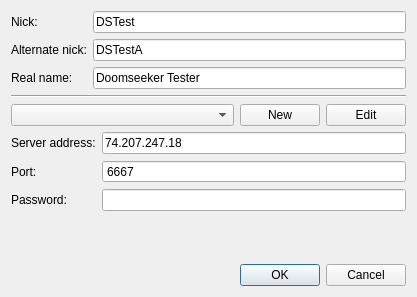
First picture: the form in src/core/gui/irc/ircnetworkselectionbox.ui, repository Destroyerrrocket/doomseeker-unofficial, before the edit.
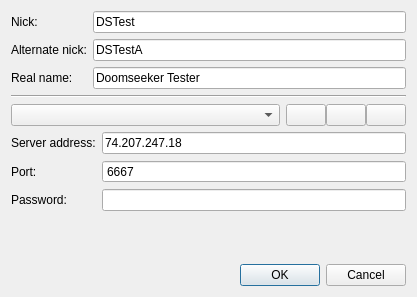
Second picture: the form after the edit. Icons and pictures are not drawn.

Commit message: - IRC network now removable from the connect dialog. (addresses 3285) - Pencil icon from Silk icon set by Mark James famfamfam.com added and assigned to "Edit" buttons.

Patch:
```diff
--- a/src/core/gui/irc/ircnetworkselectionbox.ui
+++ b/src/core/gui/irc/ircnetworkselectionbox.ui
@@ -73,8 +73,20 @@
    <item>
     <layout class="QHBoxLayout" name="horizontalLayout">
      <item>
-      <widget class="QComboBox" name="cboNetwork"/>
+      <widget class="QComboBox" name="cboNetwork">
+       <property name="sizePolicy">
+        <sizepolicy hsizetype="MinimumExpanding" vsizetype="Fixed">
+         <horstretch>0</horstretch>
+         <verstretch>0</verstretch>
+        </sizepolicy>
+       </property>
+      </widget>
      </item>
+     <item>
+      <layout class="QHBoxLayout" name="horizontalLayout_2">
+       <property name="spacing">
+        <number>0</number>
+       </property>
      <item>
       <widget class="QPushButton" name="btnNewNetwork">
        <property name="sizePolicy">
@@ -83,8 +95,8 @@
          <verstretch>0</verstretch>
         </sizepolicy>
        </property>
-       <property name="text">
-        <string>New</string>
+         <property name="toolTip">
+          <string>Add network</string>
        </property>
        <property name="icon">
         <iconset resource="../../../../media/resources.qrc">
@@ -100,10 +112,33 @@
          <verstretch>0</verstretch>
         </sizepolicy>
        </property>
-       <property name="text">
-        <string>Edit</string>
-       </property>
-      </widget>
+         <property name="toolTip">
+          <string>Edit network</string>
+         </property>
+         <property name="icon">
+          <iconset resource="../../../../media/resources.qrc">
+           <normaloff>:/icons/pencil.png</normaloff>:/icons/pencil.png</iconset>
+         </property>
+        </widget>
+       </item>
+       <item>
+        <widget class="QPushButton" name="btnRemove">
+         <property name="sizePolicy">
+          <sizepolicy hsizetype="Maximum" vsizetype="Fixed">
+           <horstretch>0</horstretch>
+           <verstretch>0</verstretch>
+          </sizepolicy>
+         </property>
+         <property name="toolTip">
+          <string>Remove network</string>
+         </property>
+         <property name="icon">
+          <iconset resource="../../../../media/resources.qrc">
+           <normaloff>:/icons/x.png</normaloff>:/icons/x.png</iconset>
+         </property>
+        </widget>
+       </item>
+      </layout>
      </item>
     </layout>
    </item>
```
Left out of the diff: 17 changed lines with no effect on the pictures. Lines whose indentation alone changed are shown as unchanged. The commit also changes 10 other files.
